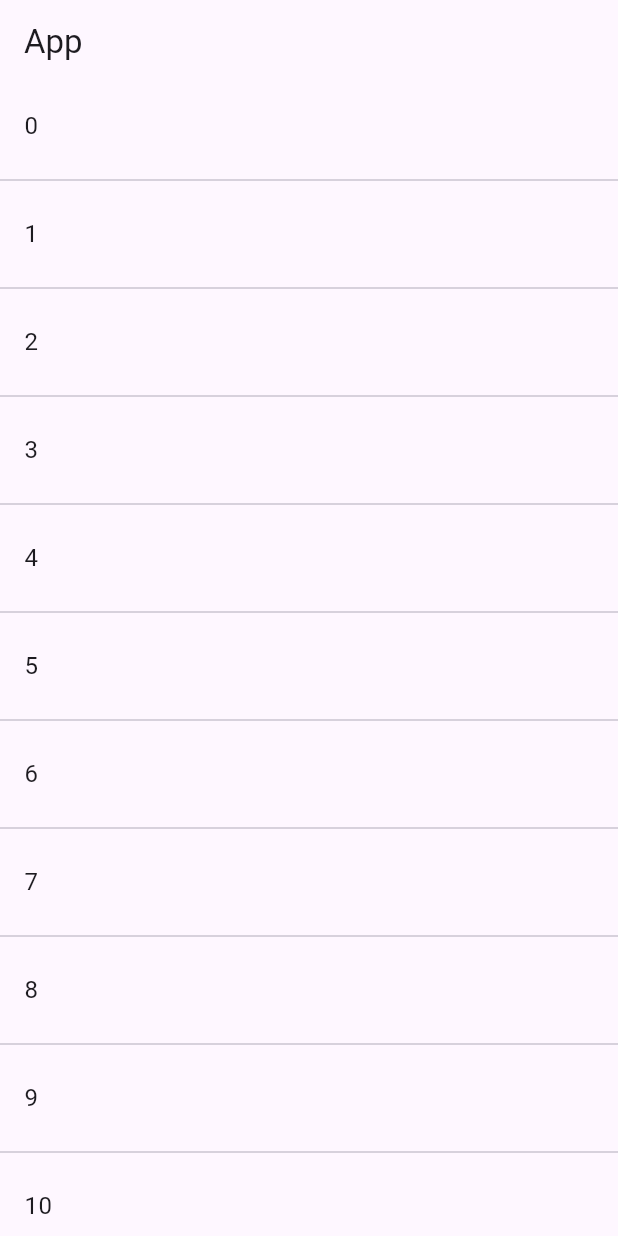
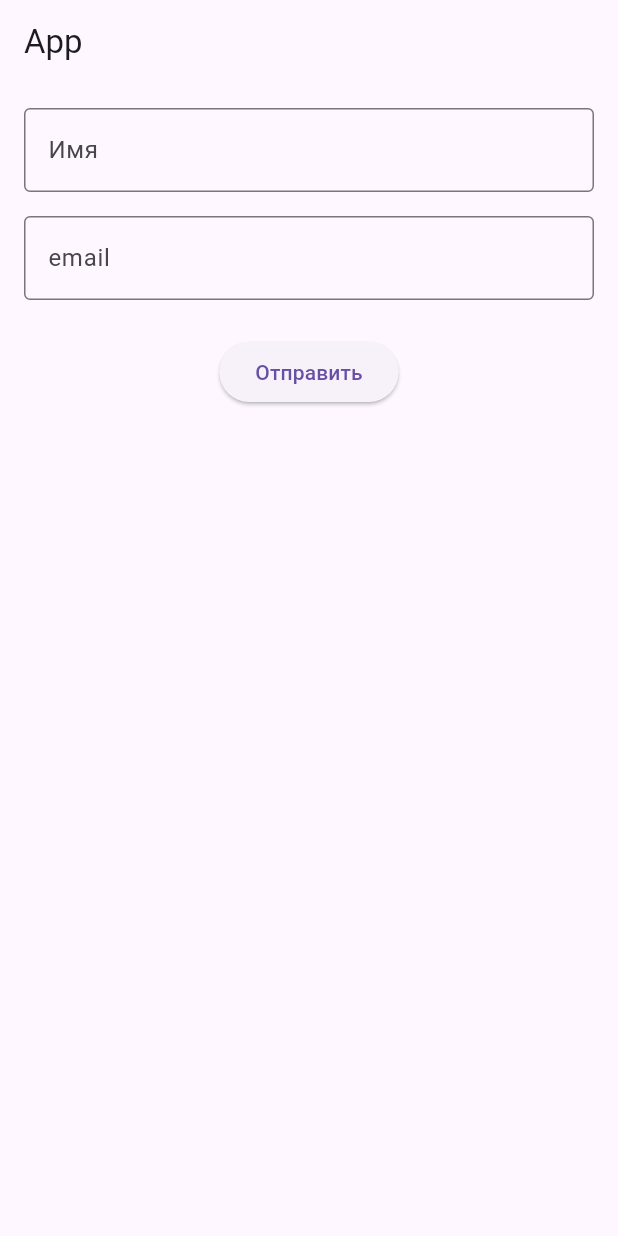
Before and after one commit to razenbaun/flutter_test_application, a Flutter app: the screen it shows after launch, on a phone screen of 412 x 824 dp. Run offline on Flutter 3.47's test engine with Material 3 defaults, Android fonts, the phone set to English and light mode, and no system bars.

Commit message:
input form

```diff
--- a/lib/main.dart
+++ b/lib/main.dart
@@ -1,38 +1,68 @@
 import 'package:flutter/material.dart';
 
-class MyBody extends StatefulWidget {
-  const MyBody({super.key});
+class MyForm extends StatefulWidget {
+  const MyForm({super.key});
 
   @override
-  State<MyBody> createState() => _MyBodyState();
+  State<MyForm> createState() => _MyFormState();
 }
 
-class _MyBodyState extends State<MyBody> {
-  final List<String> _array = [];
+class _MyFormState extends State<MyForm> {
+  final _formKey = GlobalKey<FormState>();
+  final _nameController = TextEditingController();
+  final _emailController = TextEditingController();
 
   @override
   Widget build(BuildContext context) {
-    return ListView.builder(itemBuilder: (context, i) {
-      print('num $i : нечетное = ${i.isOdd}');
-
-      if (i.isOdd) return const Divider();
-
-      final index = i ~/ 2;
-
-      print('index $index');
-      print('length ${_array.length}');
-
-      if (index >= _array.length) {
-        _array.addAll(['$index', '${index + 1}', '${index + 2}']);
-      }
-
-      return ListTile(
-        title: Text(_array[index]),
-      );
-    },);
+    return Form(
+      key: _formKey,
+      child: Padding(
+        padding: const EdgeInsets.all(16.0),
+        child: Column(
+          children: [
+            TextFormField(
+              controller: _nameController,
+              decoration: const InputDecoration(
+                labelText: 'Имя',
+                border: OutlineInputBorder(),
+              ),
+              validator: (value) {
+                if (value == null || value.isEmpty) {
+                  return 'Введите имя';
+                }
+                return null;
+              },
+            ),
+            const SizedBox(height: 16),
+            TextFormField(
+              controller: _emailController,
+              decoration: const InputDecoration(
+                labelText: 'email',
+                border: OutlineInputBorder(),
+              ),
+              validator: (value) {
+                if (value == null || value.isEmpty) {
+                  return 'Введите email';
+                }
+                return null;
+              },
+            ),
+            const SizedBox(height: 24),
+            ElevatedButton(
+              onPressed: (){
+                if (_formKey.currentState!.validate()) {
+                  print('Имя: ${_nameController.text}');
+                  print('email: ${_emailController.text}');
+                }
+              },
+              child: const Text('Отправить')
+            ),
+          ],
+        ),
+      ),
+    );
   }
 }
-
 void main() => runApp(const MainApp());
 
 class MainApp extends StatelessWidget {
@@ -45,7 +75,7 @@ class MainApp extends StatelessWidget {
       home: Scaffold(
         appBar: AppBar(title: Text('App')),
         body: Center(
-          child: MyBody()
+          child: MyForm()
           )
       ),
     );
```
